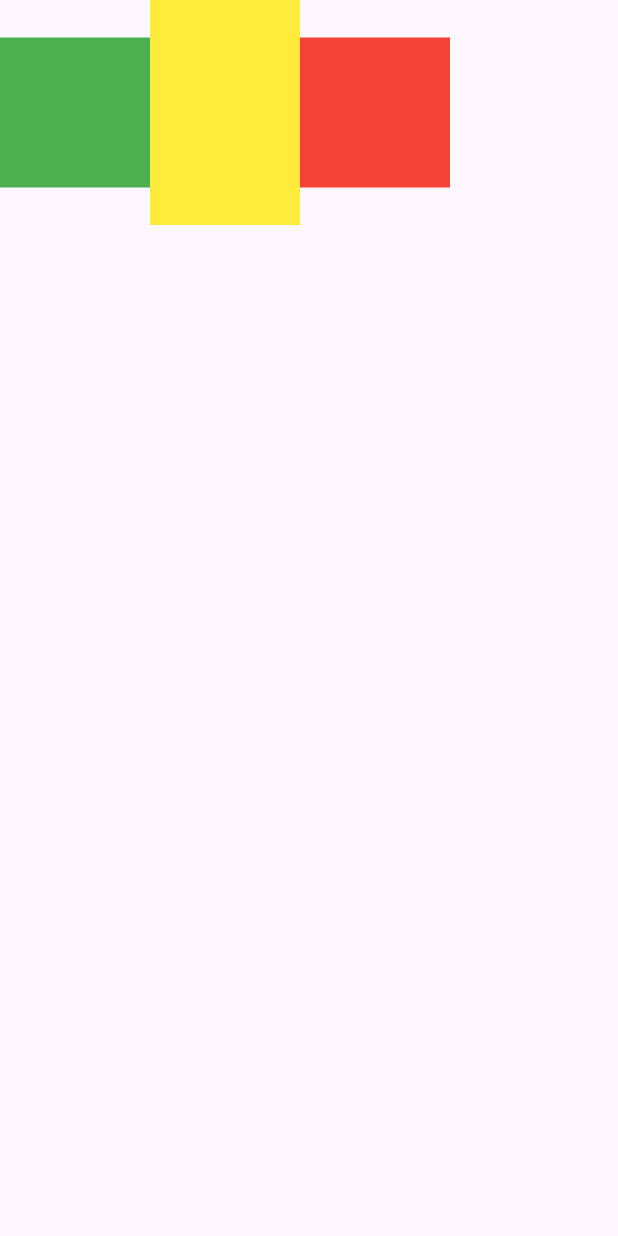
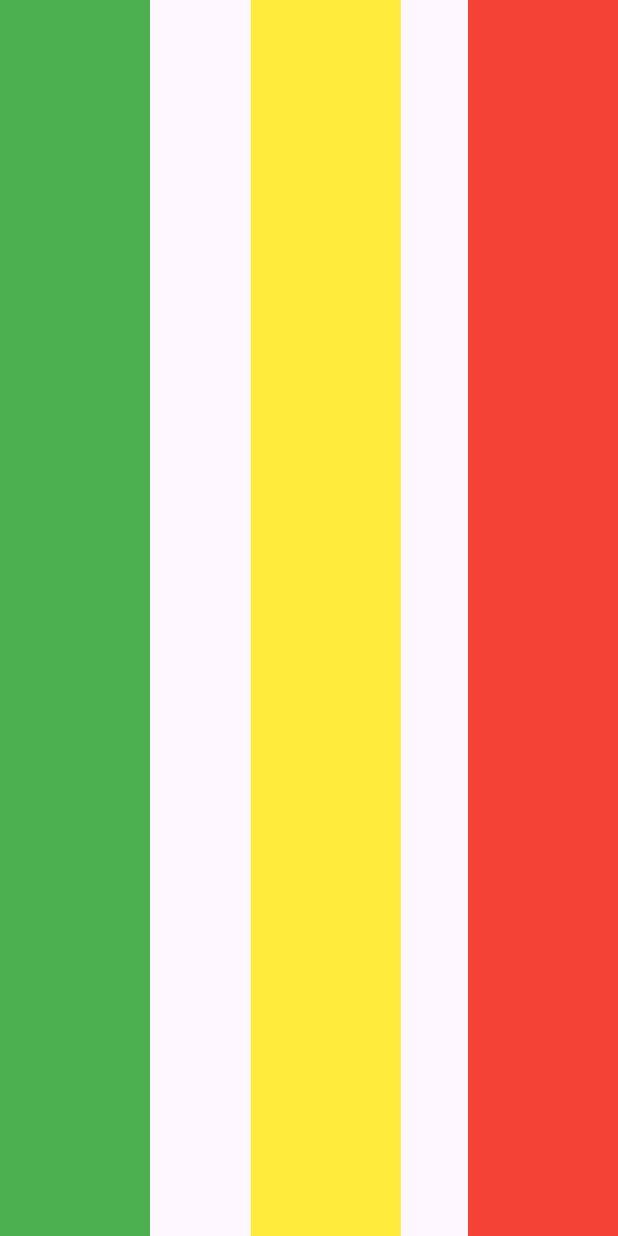
Before and after one commit to NurulhudaAi/flutter_innit, a Flutter app: the screen it shows after launch, on a phone screen of 412 x 824 dp. Run offline on Flutter 3.47's test engine with Material 3 defaults, Android fonts, the phone set to English and light mode, and no system bars.

Commit message:
used spacer

```diff
--- a/lib/week05/multi_child_demo.dart
+++ b/lib/week05/multi_child_demo.dart
@@ -13,9 +13,13 @@ class _MultiChildDemoState extends State<MultiChildDemo> {
     return Scaffold(
       body: SafeArea(
         child: Row(
+          mainAxisAlignment: MainAxisAlignment.spaceBetween,
+          crossAxisAlignment: CrossAxisAlignment.stretch,
           children: [
             Container(color: Colors.green, width: 100, height: 100),
+            Spacer(flex: 3),
             Container(color: Colors.yellow, width: 100, height: 150),
+            Spacer(flex: 2),
             Container(color: Colors.red, width: 100, height: 100),
           ],
         ),
```
